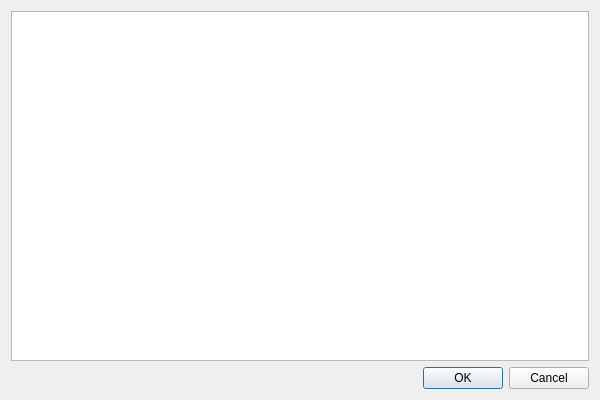
Before: the Qt Designer form src/qt/dashboardarrangedialog.ui in RadekManak/icp-proj, drawn with Qt 5.
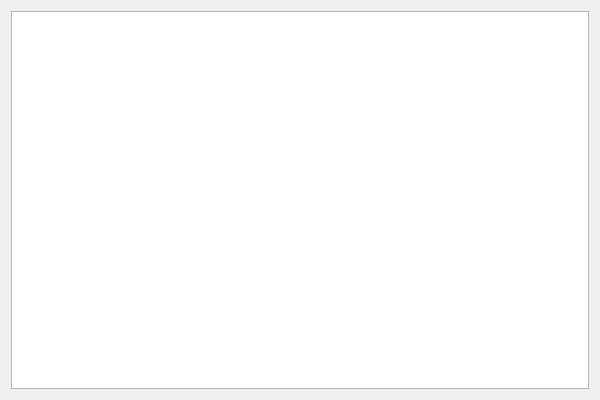
After: the same form once the commit is applied.

Diff of the .ui file:
```diff
--- a/src/qt/dashboardarrangedialog.ui
+++ b/src/qt/dashboardarrangedialog.ui
@@ -15,17 +15,7 @@
   </property>
   <layout class="QVBoxLayout" name="verticalLayout">
    <item>
-    <widget class="QTableWidget" name="tableWidget"/>
-   </item>
-   <item>
-    <widget class="QDialogButtonBox" name="buttonBox">
-     <property name="orientation">
-      <enum>Qt::Horizontal</enum>
-     </property>
-     <property name="standardButtons">
-      <set>QDialogButtonBox::Cancel|QDialogButtonBox::Ok</set>
-     </property>
-    </widget>
+    <widget class="QTableView" name="tableView"/>
    </item>
   </layout>
  </widget>
```
Left out of the diff: 37 changed lines with no effect on the pictures.
